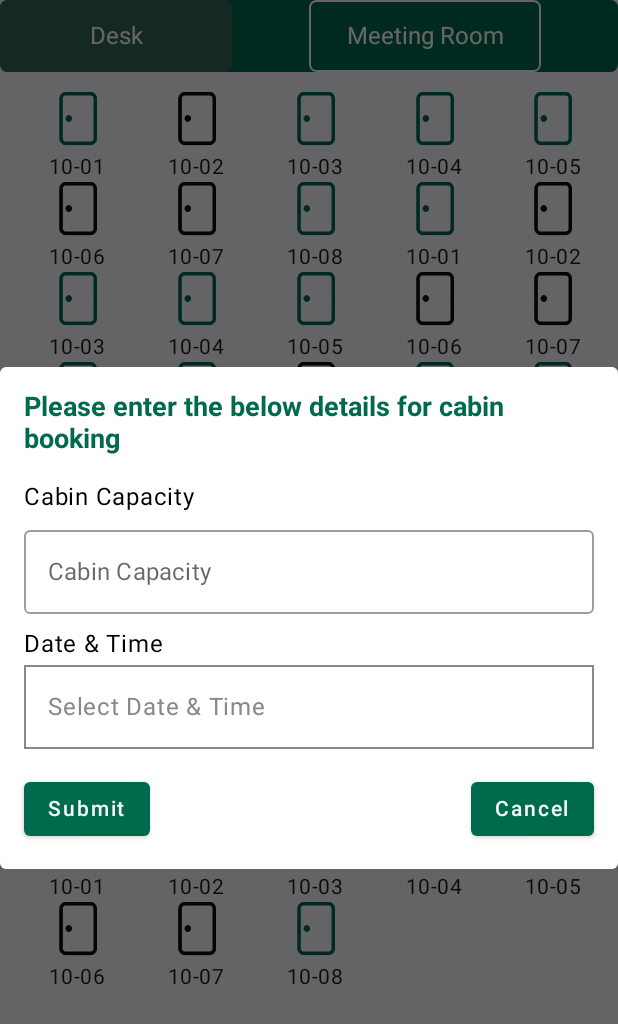
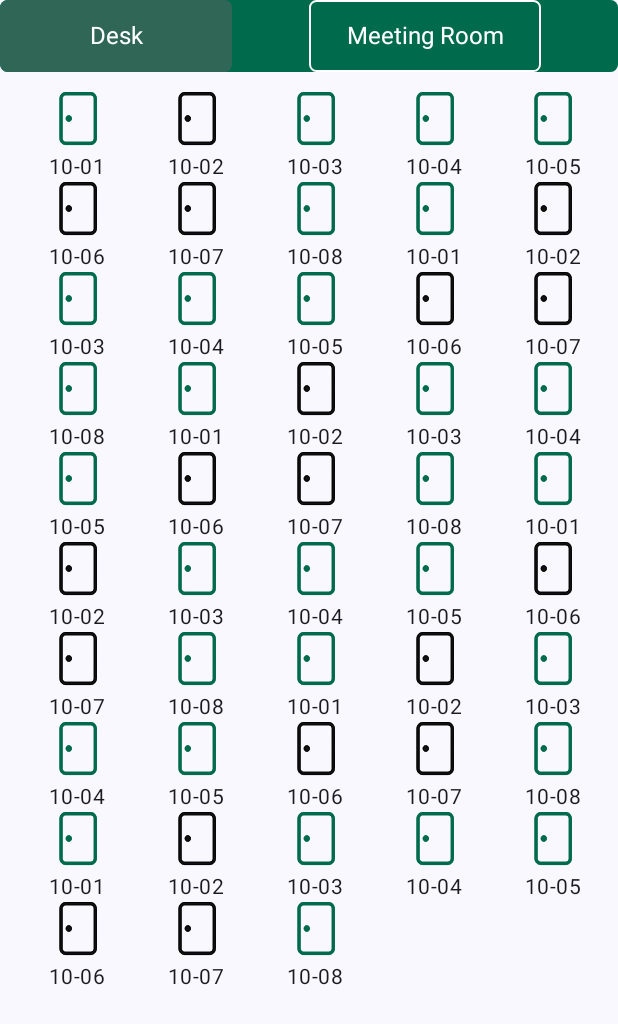
Before and after one commit to rajupraaa1234/LTC-Workspace-Reservation-Application, an Android app built with Jetpack Compose: the composable HomeScreen shown on its own in the app's theme, after a tap on "10-01", on a phone screen of 412 x 824 dp. Shown: the top 1024 px of the screen. Run offline under Robolectric (Android 15) with nearby library versions, the phone set to English and light mode, and no system bars; 3 other taps on this screen came first.

```diff
--- a/app/src/main/java/com/example/ltcworkspacereservationapplication/presentation/composable/HomePage/CabinBookingPopup.kt
+++ /dev/null
@@ -1,151 +0,0 @@
-package com.example.ltcworkspacereservationapplication.presentation.composable.HomePage
-
-import androidx.compose.foundation.border
-import androidx.compose.foundation.clickable
-import androidx.compose.foundation.layout.Arrangement
-import androidx.compose.foundation.layout.Box
-import androidx.compose.foundation.layout.Column
-import androidx.compose.foundation.layout.Row
-import androidx.compose.foundation.layout.Spacer
-import androidx.compose.foundation.layout.fillMaxWidth
-import androidx.compose.foundation.layout.height
-import androidx.compose.foundation.layout.padding
-import androidx.compose.foundation.text.KeyboardOptions
-import androidx.compose.material.Button
-import androidx.compose.material.ButtonDefaults
-import androidx.compose.material.MaterialTheme
-import androidx.compose.material.OutlinedTextField
-import androidx.compose.material.Surface
-import androidx.compose.material.Text
-import androidx.compose.runtime.Composable
-import androidx.compose.runtime.LaunchedEffect
-import androidx.compose.runtime.getValue
-import androidx.compose.runtime.mutableStateOf
-import androidx.compose.runtime.remember
-import androidx.compose.runtime.setValue
-import androidx.compose.ui.Modifier
-import androidx.compose.ui.graphics.Color
-import androidx.compose.ui.text.font.FontWeight
-import androidx.compose.ui.text.input.KeyboardType
-import androidx.compose.ui.tooling.preview.Preview
-import androidx.compose.ui.unit.dp
-import androidx.compose.ui.unit.sp
-import androidx.compose.ui.window.Dialog
-import com.example.ltcworkspacereservationapplication.presentation.composable.CustomDatePickerDialog
-import com.example.ltcworkspacereservationapplication.presentation.composable.CustomTimePickerDialog
-import com.example.ltcworkspacereservationapplication.presentation.utils.color.AppColor
-
-@Composable
-fun CabinBookingPopup(
-    onDismissRequest: () -> Unit,
-    onSubmit: (String, String) -> Unit
-) {
-    var cabinCapacity by remember { mutableStateOf("") }
-    var dateTime by remember { mutableStateOf("") }
-    var showDatePicker by remember { mutableStateOf(false) }
-    var showTimePicker by remember { mutableStateOf(false) }
-
-    // Launch the DatePicker dialog
-    if (showDatePicker) {
-        CustomDatePickerDialog { selectedDate ->
-            dateTime = selectedDate
-            showDatePicker = false
-            showTimePicker = true
-        }
-    }
-
-    // Launch the TimePicker dialog
-    if (showTimePicker) {
-        CustomTimePickerDialog { selectedTime ->
-            dateTime = "$dateTime $selectedTime"
-            showTimePicker = false
-        }
-    }
-
-    Dialog(onDismissRequest = onDismissRequest) {
-        Surface(
-            shape = MaterialTheme.shapes.medium,
-            elevation = 24.dp
-        ) {
-            Column(
-                modifier = Modifier.padding(16.dp)
-            ) {
-                Text(
-                    text = "Please enter the below details for cabin booking",
-                    fontSize = 18.sp,
-                    fontWeight = FontWeight.Bold,
-                    modifier = Modifier.padding(bottom = 8.dp),
-                    color = AppColor.primaryColor
-                )
-                Spacer(modifier = Modifier.height(8.dp))
-
-                Text(
-                    text = "Cabin Capacity",
-                    style = MaterialTheme.typography.body1,
-                    modifier = Modifier.padding(bottom = 2.dp)
-                )
-                OutlinedTextField(
-                    value = cabinCapacity,
-                    onValueChange = { newValue ->
-                        // Ensure only numeric values are allowed
-                        if (newValue.all { it.isDigit() }) {
-                            cabinCapacity = newValue
-                        }
-                    },
-                    label = { Text("Cabin Capacity") },
-                    keyboardOptions = KeyboardOptions.Default.copy(
-                        keyboardType = KeyboardType.Number
-                    ),
-                    modifier = Modifier.fillMaxWidth()
-                )
-                Spacer(modifier = Modifier.height(8.dp))
-
-                Text(
-                    text = "Date & Time",
-                    style = MaterialTheme.typography.body1,
-                    modifier = Modifier.padding(bottom = 2.dp)
-                )
-                Box(
-                    modifier = Modifier
-                        .fillMaxWidth()
-                        .clickable { showDatePicker = true }
-                        .border(1.dp, Color.Gray)
-                        .padding(16.dp)
-                ) {
-                    Text(
-                        text = if (dateTime.isNotEmpty()) dateTime else "Select Date & Time",
-                        style = MaterialTheme.typography.body1,
-                        color = if (dateTime.isNotEmpty()) Color.Black else Color.Gray
-                    )
-                }
-                Spacer(modifier = Modifier.height(16.dp))
-
-                Row(
-                    horizontalArrangement = Arrangement.SpaceBetween,
-                    modifier = Modifier.fillMaxWidth()
-                ) {
-                    Button(
-                        onClick = { onSubmit(cabinCapacity, dateTime) },
-                        colors = ButtonDefaults.buttonColors(
-                            backgroundColor = AppColor.primaryColor,
-                            contentColor = AppColor.backgroundColor
-                        )
-                    ) {
-                        Text("Submit")
-                    }
-
-                    Spacer(modifier = Modifier.weight(1f))
-                    Button(
-                        onClick = onDismissRequest,
-                        colors = ButtonDefaults.buttonColors(
-                            backgroundColor = AppColor.primaryColor,
-                            contentColor = AppColor.backgroundColor
-                        )
-                    ) {
-                        Text("Cancel")
-                    }
-                }
-            }
-        }
-    }
-}
--- a/app/src/main/java/com/example/ltcworkspacereservationapplication/presentation/composable/HomePage/CustomGridItem.kt
+++ b/app/src/main/java/com/example/ltcworkspacereservationapplication/presentation/composable/HomePage/CustomGridItem.kt
@@ -82,12 +82,6 @@ fun GridList(
         }
     }
     if (showDialog) {
-        CabinBookingPopup(
-            onDismissRequest = { showDialog = false },
-            onSubmit = { cabinCapacity, dateTime ->
-                // Handle submit action
-                showDialog = false
-            }
-        )
+
     }
 }
```
